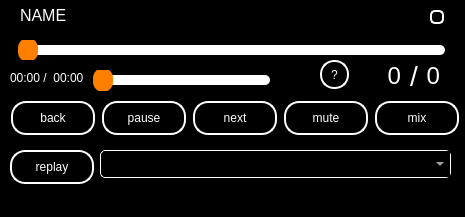
Before: the Qt Designer form mainwindow.ui in 1stanisLAW1/Audio, drawn with Qt 5.
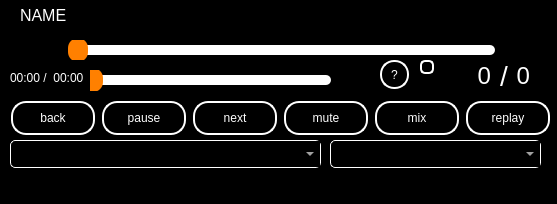
After: the same form once the commit is applied. Icons and pictures are not drawn.

```diff
--- a/mainwindow.ui
+++ b/mainwindow.ui
@@ -6,20 +6,20 @@
    <rect>
     <x>0</x>
     <y>0</y>
-    <width>465</width>
-    <height>217</height>
+    <width>557</width>
+    <height>204</height>
    </rect>
   </property>
   <property name="minimumSize">
    <size>
-    <width>465</width>
-    <height>217</height>
+    <width>557</width>
+    <height>204</height>
    </size>
   </property>
   <property name="maximumSize">
    <size>
-    <width>465</width>
-    <height>217</height>
+    <width>557</width>
+    <height>204</height>
    </size>
   </property>
   <property name="windowTitle">
@@ -54,20 +54,20 @@
      <rect>
       <x>0</x>
       <y>0</y>
-      <width>471</width>
-      <height>201</height>
+      <width>561</width>
+      <height>181</height>
      </rect>
     </property>
     <property name="minimumSize">
      <size>
-      <width>471</width>
-      <height>201</height>
+      <width>561</width>
+      <height>181</height>
      </size>
     </property>
     <property name="maximumSize">
      <size>
-      <width>471</width>
-      <height>201</height>
+      <width>561</width>
+      <height>181</height>
      </size>
     </property>
     <property name="styleSheet">
@@ -105,7 +105,7 @@
     <widget class="QLabel" name="label_2">
      <property name="geometry">
       <rect>
-       <x>280</x>
+       <x>340</x>
        <y>60</y>
        <width>41</width>
        <height>31</height>
@@ -117,15 +117,15 @@
       </font>
      </property>
      <property name="text">
-      <string/>
+      <string>14</string>
      </property>
     </widget>
     <widget class="QSlider" name="lenSlid">
      <property name="geometry">
       <rect>
-       <x>10</x>
+       <x>20</x>
        <y>40</y>
-       <width>451</width>
+       <width>531</width>
        <height>20</height>
       </rect>
      </property>
@@ -153,7 +153,7 @@
     <widget class="QLabel" name="trek">
      <property name="geometry">
       <rect>
-       <x>360</x>
+       <x>450</x>
        <y>60</y>
        <width>41</width>
        <height>31</height>
@@ -202,7 +202,7 @@
     <widget class="QLabel" name="label_7">
      <property name="geometry">
       <rect>
-       <x>400</x>
+       <x>490</x>
        <y>60</y>
        <width>20</width>
        <height>31</height>
@@ -270,7 +270,7 @@
     <widget class="QPushButton" name="pushButton_3">
      <property name="geometry">
       <rect>
-       <x>320</x>
+       <x>380</x>
        <y>60</y>
        <width>29</width>
        <height>29</height>
@@ -297,7 +297,7 @@
     <widget class="QLabel" name="trek2">
      <property name="geometry">
       <rect>
-       <x>420</x>
+       <x>510</x>
        <y>60</y>
        <width>41</width>
        <height>31</height>
@@ -318,77 +318,11 @@
       <string> 0</string>
      </property>
     </widget>
-    <widget class="QComboBox" name="comboBox">
-     <property name="geometry">
-      <rect>
-       <x>100</x>
-       <y>150</y>
-       <width>351</width>
-       <height>28</height>
-      </rect>
-     </property>
-     <property name="styleSheet">
-      <string notr="true">QComboBox {
-    background-color: black;
-    color: white;
-    border: 1px solid white ;
-    border-radius: 5px;
-    padding: 5px;
-}
-
-QComboBox:hover {
-    border: 1px solid white;
-}
-
-QComboBox QAbstractItemView {
-    background-color: black; 
-    selection-background-color:white;
-    selection-color:white;
-color: white;
-}
-
-QComboBox::drop-down {
-    width: 20px; 
-}</string>
-     </property>
-     <item>
-      <property name="text">
-       <string notr="true"/>
-      </property>
-     </item>
-    </widget>
-    <widget class="QPushButton" name="stop">
-     <property name="geometry">
-      <rect>
-       <x>10</x>
-       <y>150</y>
-       <width>84</width>
-       <height>34</height>
-      </rect>
-     </property>
-     <property name="styleSheet">
-      <string notr="true">QPushButton
-{
-color:rgb(255, 255, 255);
-background-color:rgb(0, 0, 0);
-border: 2px solid rgb(255, 255, 255);
-solid: rgb(255, 255, 255);
-border-radius:15px;
-max-height:30px;
-max-width:80px;
-min-height:30px;
-min-width:80px;
-}</string>
-     </property>
-     <property name="text">
-      <string>replay</string>
-     </property>
-    </widget>
     <widget class="QPushButton" name="pushButton_2">
      <property name="geometry">
       <rect>
-       <x>430</x>
-       <y>10</y>
+       <x>420</x>
+       <y>60</y>
        <width>14</width>
        <height>14</height>
       </rect>
@@ -411,7 +345,7 @@
       <rect>
        <x>10</x>
        <y>100</y>
-       <width>450</width>
+       <width>541</width>
        <height>36</height>
       </rect>
      </property>
@@ -521,6 +455,27 @@
         </property>
        </widget>
       </item>
+      <item>
+       <widget class="QPushButton" name="stop">
+        <property name="styleSheet">
+         <string notr="true">QPushButton
+{
+color:rgb(255, 255, 255);
+background-color:rgb(0, 0, 0);
+border: 2px solid rgb(255, 255, 255);
+solid: rgb(255, 255, 255);
+border-radius:15px;
+max-height:30px;
+max-width:80px;
+min-height:30px;
+min-width:80px;
+}</string>
+        </property>
+        <property name="text">
+         <string>replay</string>
+        </property>
+       </widget>
+      </item>
      </layout>
     </widget>
     <widget class="QSlider" name="volumeSlid">
@@ -528,7 +483,7 @@
       <rect>
        <x>90</x>
        <y>70</y>
-       <width>191</width>
+       <width>241</width>
        <height>21</height>
       </rect>
      </property>
@@ -536,7 +491,6 @@
       <string notr="true">QSlider::groove:horizontal
 {
 height:10px;
-width:170;
 background:rgb(255, 255, 255);
 border-radius:5px;
 }
@@ -553,6 +507,84 @@
       <enum>Qt::Orientation::Horizontal</enum>
      </property>
     </widget>
+    <widget class="QComboBox" name="comboBox_2">
+     <property name="geometry">
+      <rect>
+       <x>330</x>
+       <y>140</y>
+       <width>211</width>
+       <height>28</height>
+      </rect>
+     </property>
+     <property name="styleSheet">
+      <string notr="true">QComboBox {
+    background-color: black;
+    color: white;
+    border: 1px solid white ;
+    border-radius: 5px;
+    padding: 5px;
+}
+
+QComboBox:hover {
+    border: 1px solid white;
+}
+
+QComboBox QAbstractItemView {
+    background-color: black; 
+    selection-background-color:white;
+    selection-color:white;
+color: white;
+}
+
+QComboBox::drop-down {
+    width: 20px; 
+}</string>
+     </property>
+     <item>
+      <property name="text">
+       <string notr="true"/>
+      </property>
+     </item>
+    </widget>
+    <widget class="QComboBox" name="comboBox">
+     <property name="geometry">
+      <rect>
+       <x>10</x>
+       <y>140</y>
+       <width>311</width>
+       <height>28</height>
+      </rect>
+     </property>
+     <property name="styleSheet">
+      <string notr="true">QComboBox {
+    background-color: black;
+    color: white;
+    border: 1px solid white ;
+    border-radius: 5px;
+    padding: 5px;
+}
+
+QComboBox:hover {
+    border: 1px solid white;
+}
+
+QComboBox QAbstractItemView {
+    background-color: black; 
+    selection-background-color:white;
+    selection-color:white;
+color: white;
+}
+
+QComboBox::drop-down {
+    width: 20px; 
+}</string>
+     </property>
+     <item>
+      <property name="text">
+       <string notr="true"/>
+      </property>
+     </item>
+    </widget>
    </widget>
   </widget>
   <widget class="QMenuBar" name="menubar">
```
Left out of the diff: 2 changed lines with no effect on the pictures.
